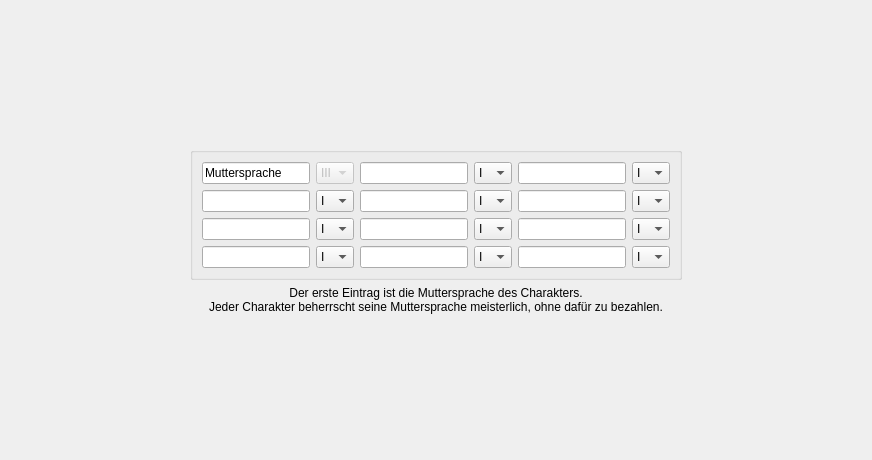
This is UI/CharakterFreieFert.ui in Aeolitus/Sephrasto as Qt 5 draws it before an edit. The edited form follows.
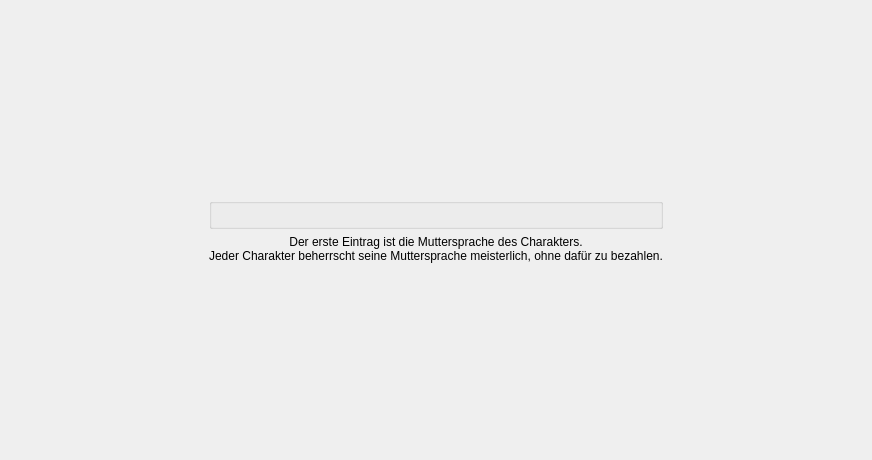
This is the edited form.

Commit message: Increased Freie Fertigkeiten count from 12 to 28. In case of overflow in the PDF they will now wrap around.

Patch:
```diff
--- a/UI/CharakterFreieFert.ui
+++ b/UI/CharakterFreieFert.ui
@@ -27,441 +27,7 @@
        <property name="flat">
         <bool>false</bool>
        </property>
-       <layout class="QGridLayout" name="gridLayout_2">
-        <item row="2" column="2">
-         <layout class="QHBoxLayout" name="horizontalLayout_10">
-          <item>
-           <widget class="QLineEdit" name="editFF8"/>
-          </item>
-          <item>
-           <widget class="QComboBox" name="comboFF8">
-            <property name="maximumSize">
-             <size>
-              <width>38</width>
-              <height>16777215</height>
-             </size>
-            </property>
-            <property name="currentIndex">
-             <number>0</number>
-            </property>
-            <item>
-             <property name="text">
-              <string>I</string>
-             </property>
-            </item>
-            <item>
-             <property name="text">
-              <string>II</string>
-             </property>
-            </item>
-            <item>
-             <property name="text">
-              <string>III</string>
-             </property>
-            </item>
-           </widget>
-          </item>
-         </layout>
-        </item>
-        <item row="0" column="1">
-         <layout class="QHBoxLayout" name="horizontalLayout_2">
-          <item>
-           <widget class="QLineEdit" name="editFF1">
-            <property name="text">
-             <string>Muttersprache</string>
-            </property>
-            <property name="readOnly">
-             <bool>false</bool>
-            </property>
-           </widget>
-          </item>
-          <item>
-           <widget class="QComboBox" name="comboFF1">
-            <property name="enabled">
-             <bool>false</bool>
-            </property>
-            <property name="maximumSize">
-             <size>
-              <width>38</width>
-              <height>16777215</height>
-             </size>
-            </property>
-            <property name="editable">
-             <bool>false</bool>
-            </property>
-            <property name="currentIndex">
-             <number>2</number>
-            </property>
-            <item>
-             <property name="text">
-              <string>I</string>
-             </property>
-            </item>
-            <item>
-             <property name="text">
-              <string>II</string>
-             </property>
-            </item>
-            <item>
-             <property name="text">
-              <string>III</string>
-             </property>
-            </item>
-           </widget>
-          </item>
-         </layout>
-        </item>
-        <item row="1" column="2">
-         <layout class="QHBoxLayout" name="horizontalLayout_5">
-          <item>
-           <widget class="QLineEdit" name="editFF5"/>
-          </item>
-          <item>
-           <widget class="QComboBox" name="comboFF5">
-            <property name="maximumSize">
-             <size>
-              <width>38</width>
-              <height>16777215</height>
-             </size>
-            </property>
-            <property name="currentIndex">
-             <number>0</number>
-            </property>
-            <item>
-             <property name="text">
-              <string>I</string>
-             </property>
-            </item>
-            <item>
-             <property name="text">
-              <string>II</string>
-             </property>
-            </item>
-            <item>
-             <property name="text">
-              <string>III</string>
-             </property>
-            </item>
-           </widget>
-          </item>
-         </layout>
-        </item>
-        <item row="0" column="2">
-         <layout class="QHBoxLayout" name="horizontalLayout_3">
-          <item>
-           <widget class="QLineEdit" name="editFF2"/>
-          </item>
-          <item>
-           <widget class="QComboBox" name="comboFF2">
-            <property name="maximumSize">
-             <size>
-              <width>38</width>
-              <height>16777215</height>
-             </size>
-            </property>
-            <property name="currentIndex">
-             <number>0</number>
-            </property>
-            <item>
-             <property name="text">
-              <string>I</string>
-             </property>
-            </item>
-            <item>
-             <property name="text">
-              <string>II</string>
-             </property>
-            </item>
-            <item>
-             <property name="text">
-              <string>III</string>
-             </property>
-            </item>
-           </widget>
-          </item>
-         </layout>
-        </item>
-        <item row="3" column="2">
-         <layout class="QHBoxLayout" name="horizontalLayout_7">
-          <item>
-           <widget class="QLineEdit" name="editFF11"/>
-          </item>
-          <item>
-           <widget class="QComboBox" name="comboFF11">
-            <property name="maximumSize">
-             <size>
-              <width>38</width>
-              <height>16777215</height>
-             </size>
-            </property>
-            <property name="currentIndex">
-             <number>0</number>
-            </property>
-            <item>
-             <property name="text">
-              <string>I</string>
-             </property>
-            </item>
-            <item>
-             <property name="text">
-              <string>II</string>
-             </property>
-            </item>
-            <item>
-             <property name="text">
-              <string>III</string>
-             </property>
-            </item>
-           </widget>
-          </item>
-         </layout>
-        </item>
-        <item row="3" column="3">
-         <layout class="QHBoxLayout" name="horizontalLayout_12">
-          <item>
-           <widget class="QLineEdit" name="editFF12"/>
-          </item>
-          <item>
-           <widget class="QComboBox" name="comboFF12">
-            <property name="maximumSize">
-             <size>
-              <width>38</width>
-              <height>16777215</height>
-             </size>
-            </property>
-            <property name="currentIndex">
-             <number>0</number>
-            </property>
-            <item>
-             <property name="text">
-              <string>I</string>
-             </property>
-            </item>
-            <item>
-             <property name="text">
-              <string>II</string>
-             </property>
-            </item>
-            <item>
-             <property name="text">
-              <string>III</string>
-             </property>
-            </item>
-           </widget>
-          </item>
-         </layout>
-        </item>
-        <item row="2" column="1">
-         <layout class="QHBoxLayout" name="horizontalLayout">
-          <item>
-           <widget class="QLineEdit" name="editFF7"/>
-          </item>
-          <item>
-           <widget class="QComboBox" name="comboFF7">
-            <property name="maximumSize">
-             <size>
-              <width>38</width>
-              <height>16777215</height>
-             </size>
-            </property>
-            <property name="currentIndex">
-             <number>0</number>
-            </property>
-            <item>
-             <property name="text">
-              <string>I</string>
-             </property>
-            </item>
-            <item>
-             <property name="text">
-              <string>II</string>
-             </property>
-            </item>
-            <item>
-             <property name="text">
-              <string>III</string>
-             </property>
-            </item>
-           </widget>
-          </item>
-         </layout>
-        </item>
-        <item row="1" column="3">
-         <layout class="QHBoxLayout" name="horizontalLayout_8">
-          <item>
-           <widget class="QLineEdit" name="editFF6"/>
-          </item>
-          <item>
-           <widget class="QComboBox" name="comboFF6">
-            <property name="maximumSize">
-             <size>
-              <width>38</width>
-              <height>16777215</height>
-             </size>
-            </property>
-            <property name="currentIndex">
-             <number>0</number>
-            </property>
-            <item>
-             <property name="text">
-              <string>I</string>
-             </property>
-            </item>
-            <item>
-             <property name="text">
-              <string>II</string>
-             </property>
-            </item>
-            <item>
-             <property name="text">
-              <string>III</string>
-             </property>
-            </item>
-           </widget>
-          </item>
-         </layout>
-        </item>
-        <item row="2" column="3">
-         <layout class="QHBoxLayout" name="horizontalLayout_11">
-          <item>
-           <widget class="QLineEdit" name="editFF9"/>
-          </item>
-          <item>
-           <widget class="QComboBox" name="comboFF9">
-            <property name="maximumSize">
-             <size>
-              <width>38</width>
-              <height>16777215</height>
-             </size>
-            </property>
-            <property name="currentIndex">
-             <number>0</number>
-            </property>
-            <item>
-             <property name="text">
-              <string>I</string>
-             </property>
-            </item>
-            <item>
-             <property name="text">
-              <string>II</string>
-             </property>
-            </item>
-            <item>
-             <property name="text">
-              <string>III</string>
-             </property>
-            </item>
-           </widget>
-          </item>
-         </layout>
-        </item>
-        <item row="1" column="1">
-         <layout class="QHBoxLayout" name="horizontalLayout_4">
-          <item>
-           <widget class="QLineEdit" name="editFF4"/>
-          </item>
-          <item>
-           <widget class="QComboBox" name="comboFF4">
-            <property name="maximumSize">
-             <size>
-              <width>38</width>
-              <height>16777215</height>
-             </size>
-            </property>
-            <property name="currentIndex">
-             <number>0</number>
-            </property>
-            <item>
-             <property name="text">
-              <string>I</string>
-             </property>
-            </item>
-            <item>
-             <property name="text">
-              <string>II</string>
-             </property>
-            </item>
-            <item>
-             <property name="text">
-              <string>III</string>
-             </property>
-            </item>
-           </widget>
-          </item>
-         </layout>
-        </item>
-        <item row="0" column="3">
-         <layout class="QHBoxLayout" name="horizontalLayout_6">
-          <item>
-           <widget class="QLineEdit" name="editFF3"/>
-          </item>
-          <item>
-           <widget class="QComboBox" name="comboFF3">
-            <property name="maximumSize">
-             <size>
-              <width>38</width>
-              <height>16777215</height>
-             </size>
-            </property>
-            <property name="currentIndex">
-             <number>0</number>
-            </property>
-            <item>
-             <property name="text">
-              <string>I</string>
-             </property>
-            </item>
-            <item>
-             <property name="text">
-              <string>II</string>
-             </property>
-            </item>
-            <item>
-             <property name="text">
-              <string>III</string>
-             </property>
-            </item>
-           </widget>
-          </item>
-         </layout>
-        </item>
-        <item row="3" column="1">
-         <layout class="QHBoxLayout" name="horizontalLayout_9">
-          <item>
-           <widget class="QLineEdit" name="editFF10"/>
-          </item>
-          <item>
-           <widget class="QComboBox" name="comboFF10">
-            <property name="maximumSize">
-             <size>
-              <width>38</width>
-              <height>16777215</height>
-             </size>
-            </property>
-            <property name="currentIndex">
-             <number>0</number>
-            </property>
-            <item>
-             <property name="text">
-              <string>I</string>
-             </property>
-            </item>
-            <item>
-             <property name="text">
-              <string>II</string>
-             </property>
-            </item>
-            <item>
-             <property name="text">
-              <string>III</string>
-             </property>
-            </item>
-           </widget>
-          </item>
-         </layout>
-        </item>
-       </layout>
+       <layout class="QGridLayout" name="freieFertsGrid"/>
       </widget>
      </item>
      <item row="3" column="1">
```
Left out of the diff: 26 changed lines with no effect on the pictures. The commit also changes 3 other files.
